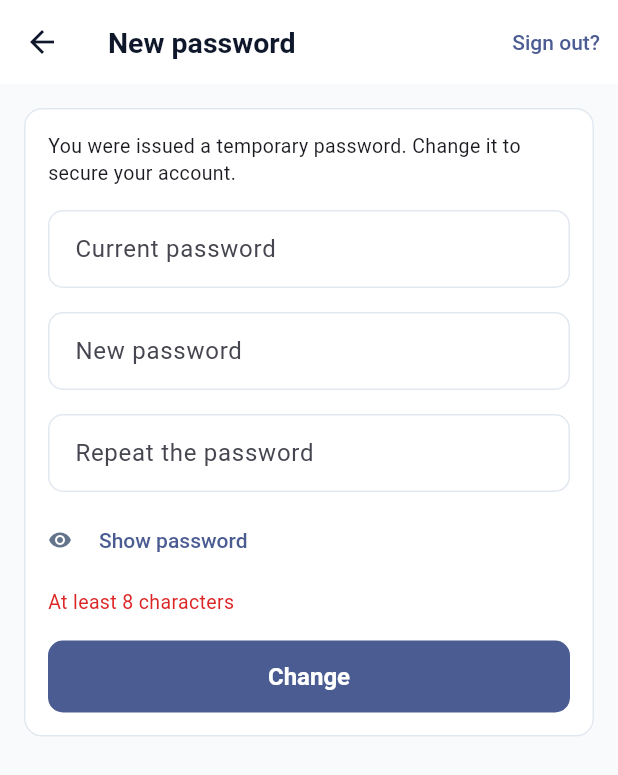
After one commit to DezFix/taskflow, a Flutter app: the PasswordChangeScreen screen opened directly, after a tap on "Show password", after a tap on "Change", on a phone screen of 412 x 824 dp. The commit adds this screen. Shown: the top 775 px of the screen. Run offline on Flutter 3.47's test engine with Material 3 defaults, Android fonts, the phone set to English and light mode, and no system bars; our stand-ins replace dio, file_picker, flutter_riverpod, image_picker, shared_preferences; missing offline and left inert: file_saver, record; accounts and stored records are empty; generated files the repository leaves out were written again.

Commit message:
Обязательная смена временного пароля и утечка данных при выходе
Сервер теперь не пускает в приложение с временным паролем: флаг
must_change_password проверялся только в интерфейсе, поэтому с паролем,
переданным в открытом чате, можно было работать годами. Клиенту
нужен был экран вместо рабочего места — иначе каждый запрос упирался
в ошибку без объяснения.

- PasswordChangeScreen показывается вместо рабочего пространства, пока
  пароль не сменён; выход из аккаунта остаётся доступен
- два новых ключа перевода в ru/uk/en

Выход больше не оставляет следов прежнего сотрудника

Токены обнулялись только в хранилище, но оставались в памяти, и выход
вызывал reconnect() — сокет поднимался со старым access-токеном, который
на сервере проверяется только подписью. Канал продолжал работать после
выхода и приносил чужие сообщения в фоне. Списки задач, чатов и отдела
тоже не сбрасывались, поэтому следующий сотрудник первым кадром видел
задачи и сообщения предыдущего.

- добавлен disconnect(), который не даёт каналу подняться снова
- при выходе обнуляются токены и сбрасываются списки

Вкладки «Отдела»

Должности убрали, а длина TabController осталась прежней: он считал
третью вкладку, которой нет, и под вкладками появлялась серая полоса.
Длина вынесена в константу, а в сборке стоит проверка: расхождение
больше не пройдёт молча.

Проверка: 116 тестов, analyze --fatal-infos чистый.

```diff
--- a/lib/l10n/arb/app_en.arb
+++ b/lib/l10n/arb/app_en.arb
@@ -479,5 +479,7 @@
   "teamCopyAll": "Copy all",
   "teamCopiedAll": "Login and password copied",
   "teamCopyPassword": "Copy password",
-  "teamCopiedPassword": "Password copied"
+  "teamCopiedPassword": "Password copied",
+  "profileShowPassword": "Show password",
+  "profilePasswordChangeFailed": "Could not change the password"
 }
--- a/lib/l10n/arb/app_ru.arb
+++ b/lib/l10n/arb/app_ru.arb
@@ -412,5 +412,7 @@
   "teamCopyAll": "Скопировать всё",
   "teamCopiedAll": "Логин и пароль скопированы",
   "teamCopyPassword": "Скопировать пароль",
-  "teamCopiedPassword": "Пароль скопирован"
+  "teamCopiedPassword": "Пароль скопирован",
+  "profileShowPassword": "Показать пароль",
+  "profilePasswordChangeFailed": "Не удалось сменить пароль"
 }
--- a/lib/l10n/arb/app_uk.arb
+++ b/lib/l10n/arb/app_uk.arb
@@ -412,5 +412,7 @@
   "teamCopyAll": "Копіювати все",
   "teamCopiedAll": "Логін і пароль скопійовано",
   "teamCopyPassword": "Копіювати пароль",
-  "teamCopiedPassword": "Пароль скопійовано"
+  "teamCopiedPassword": "Пароль скопійовано",
+  "profileShowPassword": "Показати пароль",
+  "profilePasswordChangeFailed": "Не вдалося змінити пароль"
 }
--- /dev/null
+++ b/lib/ui/screens/password_change_screen.dart
@@ -0,0 +1,189 @@
+import 'package:flutter/material.dart';
+import 'package:flutter_riverpod/flutter_riverpod.dart';
+
+import '../../l10n/generated/app_localizations.dart';
+import '../../state/app_state.dart';
+import '../theme.dart';
+import '../widgets.dart';
+
+/// Обязательная смена временного пароля.
+///
+/// Сервер не пускает в приложение с временным паролем, поэтому экран
+/// показывается вместо рабочего пространства. Раньше проверка жила
+/// только в профиле: сотрудник мог годами работать с паролем, который
+/// администратор передал в открытом чате.
+class PasswordChangeScreen extends ConsumerStatefulWidget {
+  const PasswordChangeScreen({super.key});
+
+  @override
+  ConsumerState<PasswordChangeScreen> createState() =>
+      _PasswordChangeScreenState();
+}
+
+class _PasswordChangeScreenState extends ConsumerState<PasswordChangeScreen> {
+  final _currentController = TextEditingController();
+  final _newController = TextEditingController();
+  final _repeatController = TextEditingController();
+  bool _obscure = true;
+  bool _isSaving = false;
+  String? _error;
+
+  @override
+  void dispose() {
+    _currentController.dispose();
+    _newController.dispose();
+    _repeatController.dispose();
+    super.dispose();
+  }
+
+  String? _validateNew(String? value) {
+    final l10n = AppLocalizations.of(context);
+    final text = value ?? '';
+    if (text.length < 8) return l10n.profilePasswordMinLength;
+    if (!RegExp(r'[a-zA-Zа-яА-Я]').hasMatch(text)) {
+      return l10n.profilePasswordNeedsLetters;
+    }
+    if (!RegExp(r'\d').hasMatch(text)) return l10n.profilePasswordNeedsDigits;
+    return null;
+  }
+
+  Future<void> _submit() async {
+    final l10n = AppLocalizations.of(context);
+    final newError = _validateNew(_newController.text);
+    if (newError != null) {
+      setState(() => _error = newError);
+      return;
+    }
+    if (_newController.text != _repeatController.text) {
+      setState(() => _error = l10n.profilePasswordMismatch);
+      return;
+    }
+
+    setState(() {
+      _isSaving = true;
+      _error = null;
+    });
+
+    try {
+      await ref.read(authRepositoryProvider).changePassword(
+            currentPassword: _currentController.text,
+            newPassword: _newController.text,
+            allDevices: false,
+          );
+      if (!mounted) return;
+      // Обновляем профиль: снимок пользователя приносит must_change_password,
+      // после смены пароля он сброшен, и роутер покажет рабочее место.
+      await ref.read(currentUserProvider.notifier).load();
+    } catch (error) {
+      if (!mounted) return;
+      setState(() {
+        _isSaving = false;
+        _error =
+            error is Exception ? '$error' : l10n.profilePasswordChangeFailed;
+      });
+    }
+  }
+
+  @override
+  Widget build(BuildContext context) {
+    final l10n = AppLocalizations.of(context);
+
+    return Scaffold(
+      appBar: AppBar(
+        title: Text(l10n.profileNewPasswordTitle),
+        actions: [
+          TextButton(
+            onPressed: _isSaving
+                ? null
+                : () => ref.read(appStageProvider.notifier).logout(),
+            child: Text(l10n.profileLogoutTitle),
+          ),
+        ],
+      ),
+      body: SafeArea(
+        child: SingleChildScrollView(
+          padding: const EdgeInsets.all(Insets.md),
+          child: Column(
+            crossAxisAlignment: CrossAxisAlignment.stretch,
+            children: [
+              SectionCard(
+                child: Column(
+                  crossAxisAlignment: CrossAxisAlignment.stretch,
+                  children: [
+                    Text(
+                      l10n.profileMustChangePasswordBanner,
+                      style: const TextStyle(fontSize: 13, height: 1.4),
+                    ),
+                    const SizedBox(height: Insets.md),
+                    TextField(
+                      controller: _currentController,
+                      obscureText: _obscure,
+                      decoration: InputDecoration(
+                        labelText: l10n.profileCurrentPasswordTitle,
+                      ),
+                    ),
+                    const SizedBox(height: Insets.md),
+                    TextField(
+                      controller: _newController,
+                      obscureText: _obscure,
+                      decoration: InputDecoration(
+                        labelText: l10n.profileNewPasswordTitle,
+                      ),
+                    ),
+                    const SizedBox(height: Insets.md),
+                    TextField(
+                      controller: _repeatController,
+                      obscureText: _obscure,
+                      decoration: InputDecoration(
+                        labelText: l10n.profileRepeatPasswordTitle,
+                      ),
+                    ),
+                    const SizedBox(height: Insets.sm),
+                    Row(
+                      children: [
+                        Icon(
+                          _obscure ? Icons.visibility_off : Icons.visibility,
+                          size: 16,
+                          color: AppColors.textSecondary,
+                        ),
+                        const SizedBox(width: 6),
+                        TextButton(
+                          onPressed: () => setState(() => _obscure = !_obscure),
+                          child: Text(l10n.profileShowPassword),
+                        ),
+                      ],
+                    ),
+                    if (_error != null) ...[
+                      const SizedBox(height: Insets.sm),
+                      Text(
+                        _error!,
+                        style: const TextStyle(
+                          fontSize: 13,
+                          color: AppColors.danger,
+                        ),
+                      ),
+                    ],
+                    const SizedBox(height: Insets.md),
+                    FilledButton(
+                      onPressed: _isSaving ? null : _submit,
+                      child: _isSaving
+                          ? const SizedBox(
+                              width: 20,
+                              height: 20,
+                              child: CircularProgressIndicator(
+                                strokeWidth: 2,
+                                color: Colors.white,
+                              ),
+                            )
+                          : Text(l10n.profileChangeConfirm),
+                    ),
+                  ],
+                ),
+              ),
+            ],
+          ),
+        ),
+      ),
+    );
+  }
+}
```
Also changed, not shown: lib/data/realtime.dart (+14 -0 lines), lib/main.dart (+11 -1 lines), lib/state/app_state.dart (+16 -1 lines), lib/ui/screens/team_screen.dart (+23 -1 lines), 1 other file.
